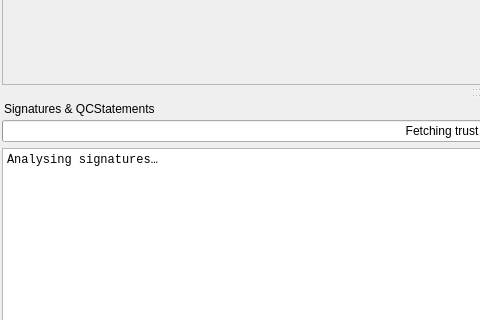
Old version of the form src/signature_viewer.ui in the repository hiviah/PDF_qualified_validator; both pictures show x 0 to 480 and y 440 to 760 of the 960 by 1040 pixel window.
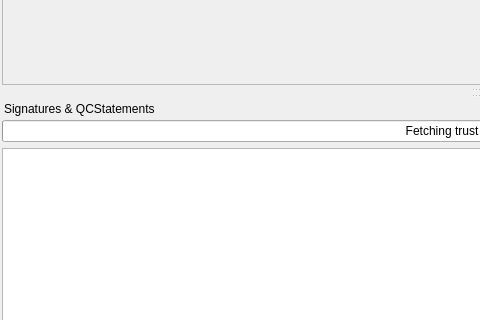
New version of the form.

Commit message: Change QPlainTextEdit into QTreeView, so that result is toplevel and details can be collapsed

```diff
--- a/src/signature_viewer.ui
+++ b/src/signature_viewer.ui
@@ -146,20 +146,18 @@
       </widget>
      </item>
      <item>
-      <widget class="QPlainTextEdit" name="infoText">
-       <property name="font">
-        <font>
-         <family>monospace</family>
-        </font>
+      <widget class="QTreeView" name="infoTree">
+       <property name="editTriggers">
+        <set>QAbstractItemView::NoEditTriggers</set>
        </property>
-       <property name="readOnly">
+       <property name="alternatingRowColors">
         <bool>true</bool>
        </property>
-       <property name="lineWrapMode">
-        <enum>QPlainTextEdit::NoWrap</enum>
+       <property name="uniformRowHeights">
+        <bool>false</bool>
        </property>
-       <property name="plainText">
-        <string>Analysing signatures…</string>
+       <property name="wordWrap">
+        <bool>true</bool>
        </property>
       </widget>
      </item>
```
The commit also changes 2 other files.
